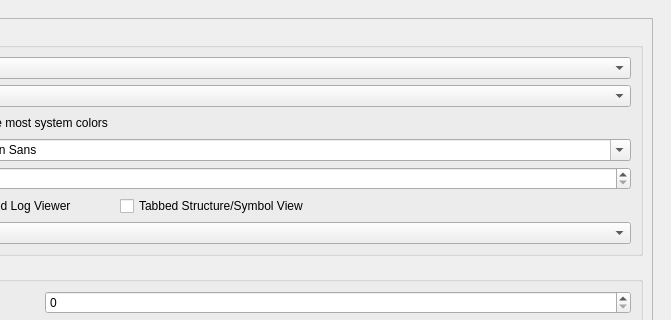
Above: configdialog.ui from svn2github/texstudio-trunk before the change; both pictures show x 349 to 1020 and y 0 to 320 of the 1020 by 674 pixel window. Below: the same form after it.
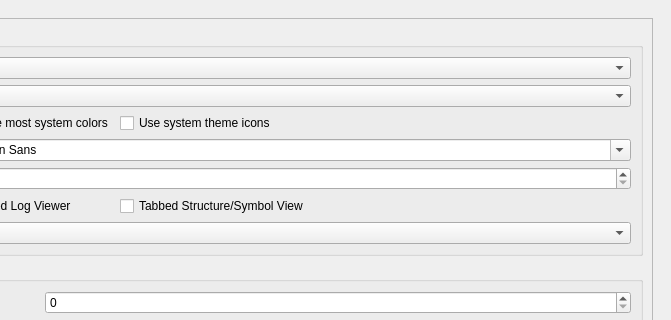
That is the form after the change. Icons and pictures are not drawn.

Commit message: also use gnome system icons if possible

What changed in the file:
```diff
--- a/configdialog.ui
+++ b/configdialog.ui
@@ -151,7 +151,7 @@
            <rect>
             <x>0</x>
             <y>0</y>
-            <width>796</width>
+            <width>797</width>
             <height>597</height>
            </rect>
           </property>
@@ -308,6 +308,13 @@
                 </property>
                </widget>
               </item>
+              <item row="2" column="2">
+               <widget class="QCheckBox" name="checkBoxUseSystemTheme">
+                <property name="text">
+                 <string>Use system theme icons</string>
+                </property>
+               </widget>
+              </item>
              </layout>
             </widget>
            </item>
```
The commit also changes 12 other files.
